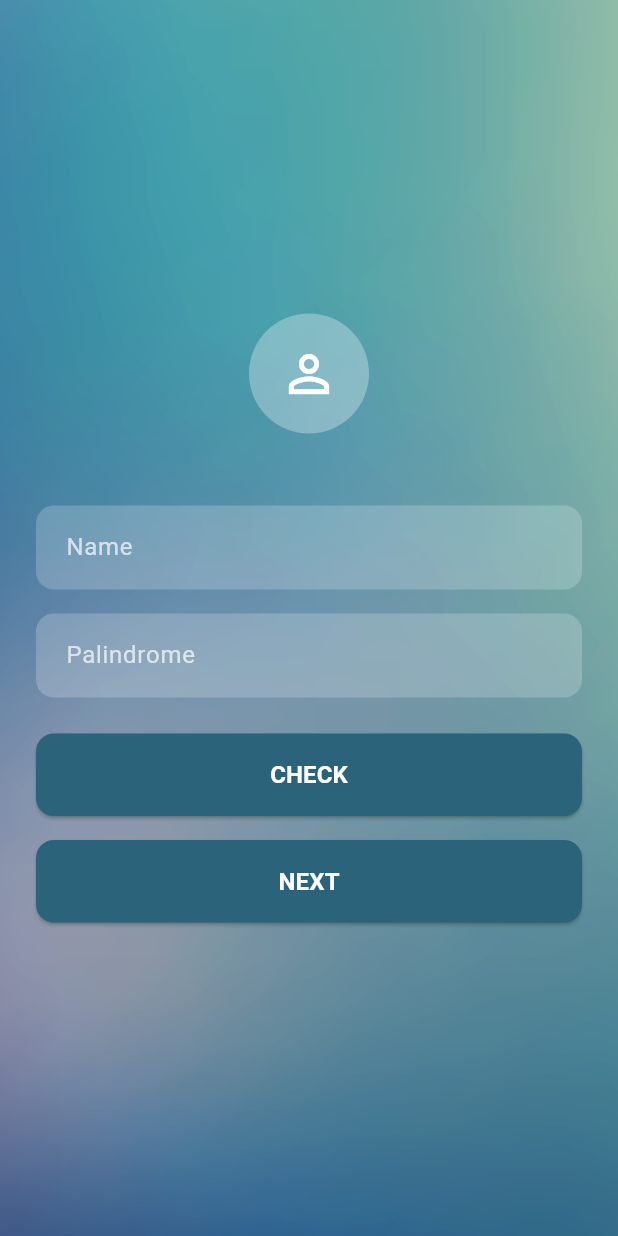
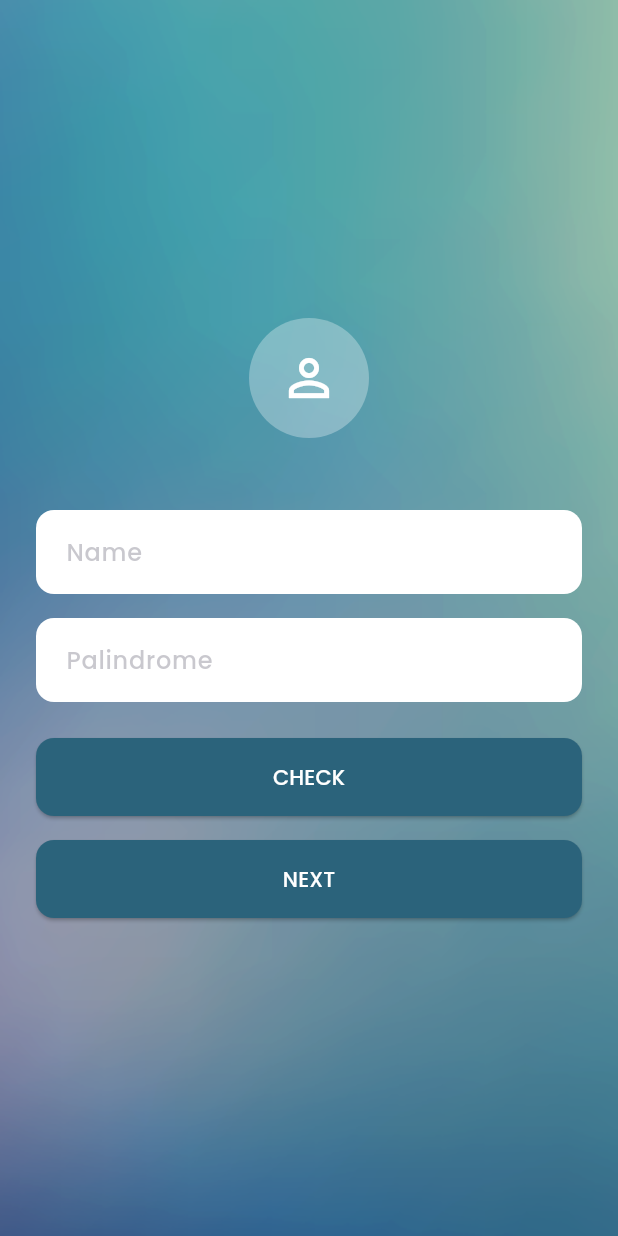
Before and after one commit to FaustaAkbar/MobileApp, a Flutter app: the screen it shows after launch, on a phone screen of 412 x 824 dp. Run offline on Flutter 3.47's test engine with Material 3 defaults, Android fonts, the phone set to English and light mode, and no system bars; our stand-ins replace get, google_fonts; accounts and stored records are empty.

Commit message:
[Update] update all text style

```diff
--- a/lib/main.dart
+++ b/lib/main.dart
@@ -13,6 +13,7 @@ class MyApp extends StatelessWidget {
   @override
   Widget build(BuildContext context) {
     return GetMaterialApp(
+      debugShowCheckedModeBanner: false,
       title: 'My App',
       theme: ThemeData(
           primarySwatch: Colors.blue,
--- a/lib/screens/first_screen.dart
+++ b/lib/screens/first_screen.dart
@@ -1,5 +1,6 @@
 import 'package:flutter/material.dart';
 import 'package:get/get.dart';
+import 'package:google_fonts/google_fonts.dart';
 import '../controllers/first_controller.dart';
 
 class FirstScreen extends GetView<FirstController> {
@@ -10,6 +11,7 @@ class FirstScreen extends GetView<FirstController> {
     return Scaffold(
       body: Container(
         decoration: const BoxDecoration(
+          // --------------- Assets For Background Image ---------------
           image: DecorationImage(
             image: AssetImage("assets/background/background.png"),
             fit: BoxFit.cover,
@@ -23,6 +25,7 @@ class FirstScreen extends GetView<FirstController> {
                 child: Column(
                   mainAxisAlignment: MainAxisAlignment.center,
                   children: [
+                    // --------------- Circle Image ---------------
                     Container(
                       width: 80,
                       height: 80,
@@ -37,15 +40,20 @@ class FirstScreen extends GetView<FirstController> {
                       ),
                     ),
                     const SizedBox(height: 48),
+
+                    // --------------- Input Form (Name) ---------------
                     TextField(
                       onChanged: (value) => controller.name.value = value,
-                      style: const TextStyle(color: Colors.white),
+                      style: const TextStyle(color: Colors.black),
                       decoration: InputDecoration(
                         hintText: 'Name',
-                        hintStyle:
-                            TextStyle(color: Colors.white.withOpacity(0.7)),
+                        hintStyle: GoogleFonts.poppins(
+                          color: Color.fromRGBO(104, 103, 119, 0.36),
+                          fontSize: 16,
+                          fontWeight: FontWeight.w500,
+                        ),
                         filled: true,
-                        fillColor: Colors.white.withOpacity(0.2),
+                        fillColor: Colors.white,
                         border: OutlineInputBorder(
                           borderRadius: BorderRadius.circular(12),
                           borderSide: BorderSide.none,
@@ -57,15 +65,20 @@ class FirstScreen extends GetView<FirstController> {
                       ),
                     ),
                     const SizedBox(height: 16),
+
+                    // --------------- Input Form (Palindrome) ---------------
                     TextField(
                       onChanged: (value) => controller.sentence.value = value,
-                      style: const TextStyle(color: Colors.white),
+                      style: const TextStyle(color: Colors.black),
                       decoration: InputDecoration(
                         hintText: 'Palindrome',
-                        hintStyle:
-                            TextStyle(color: Colors.white.withOpacity(0.7)),
+                        hintStyle: GoogleFonts.poppins(
+                          color: Color.fromRGBO(104, 103, 119, 0.36),
+                          fontSize: 16,
+                          fontWeight: FontWeight.w500,
+                        ),
                         filled: true,
-                        fillColor: Colors.white.withOpacity(0.2),
+                        fillColor: Colors.white,
                         border: OutlineInputBorder(
                           borderRadius: BorderRadius.circular(12),
                           borderSide: BorderSide.none,
@@ -77,6 +90,8 @@ class FirstScreen extends GetView<FirstController> {
                       ),
                     ),
                     const SizedBox(height: 24),
+
+                    // --------------- Button Check ---------------
                     SizedBox(
                       width: double.infinity,
                       child: ElevatedButton(
@@ -89,16 +104,19 @@ class FirstScreen extends GetView<FirstController> {
                             borderRadius: BorderRadius.circular(12),
                           ),
                         ),
-                        child: const Text(
+                        child: Text(
                           'CHECK',
-                          style: TextStyle(
-                            fontSize: 16,
-                            fontWeight: FontWeight.w600,
+                          style: GoogleFonts.poppins(
+                            color: Color(0xFFFFFFFF),
+                            fontSize: 14,
+                            fontWeight: FontWeight.w500,
                           ),
                         ),
                       ),
                     ),
                     const SizedBox(height: 16),
+
+                    // --------------- Button Next ---------------
                     SizedBox(
                       width: double.infinity,
                       child: ElevatedButton(
@@ -111,11 +129,12 @@ class FirstScreen extends GetView<FirstController> {
                             borderRadius: BorderRadius.circular(12),
                           ),
                         ),
-                        child: const Text(
+                        child: Text(
                           'NEXT',
-                          style: TextStyle(
-                            fontSize: 16,
-                            fontWeight: FontWeight.w600,
+                          style: GoogleFonts.poppins(
+                            color: Color(0xFFFFFFFF),
+                            fontSize: 14,
+                            fontWeight: FontWeight.w500,
                           ),
                         ),
                       ),
--- a/pubspec.yaml
+++ b/pubspec.yaml
@@ -37,3 +37,4 @@ flutter:
   # ------------ LOCAL ASSETS ------------
   assets:
     - assets/background/
+    - assets/icon/
```
Also changed, not shown: lib/screens/second_screen.dart (+17 -9 lines), lib/screens/third_screen.dart (+13 -10 lines), assets/icon/ic_back.png (added).
